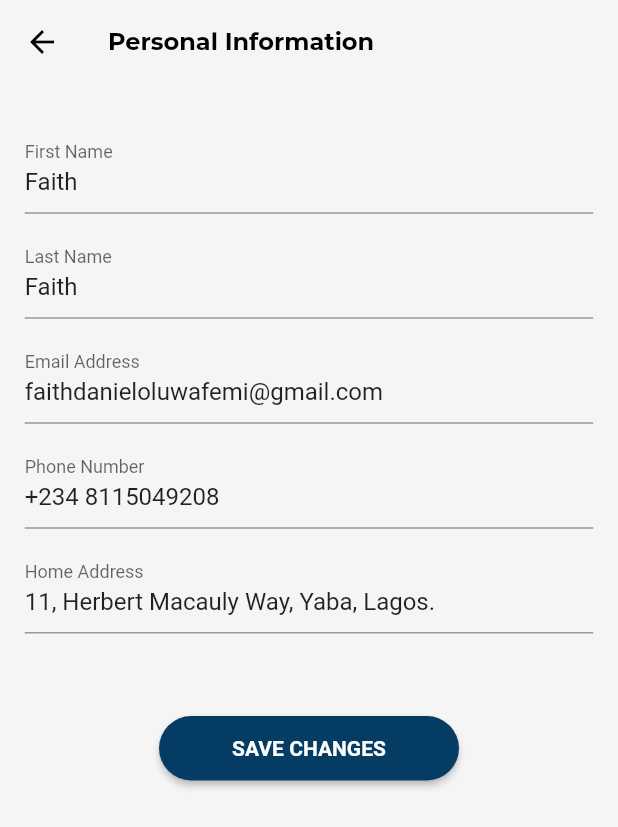
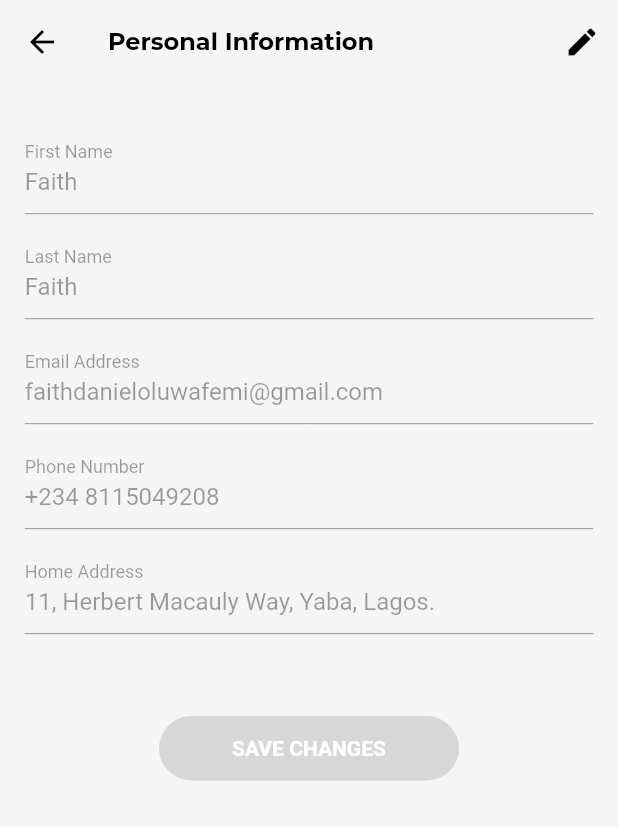
Before and after one commit to musjib999/blusearch, a Flutter app: the PersonalInformation screen opened directly, on a phone screen of 412 x 824 dp. Shown: the top 827 px of the screen. Run offline on Flutter 3.47's test engine with Material 2 defaults, Android fonts, the phone set to English and light mode, and no system bars; drawn by our look-alikes of rounded_loading_button; our stand-ins replace equatable, flutter_bloc, flutter_svg, google_fonts, ionicons, pinput and 1 more.

```diff
--- a/lib/app/presentation/auth/widgets/auth_text_field.dart
+++ b/lib/app/presentation/auth/widgets/auth_text_field.dart
@@ -5,8 +5,9 @@ class AppTextField extends StatelessWidget {
   final String hintText;
   final bool? obscureText;
   final double? width;
+  final bool? enabled;
   final String? Function(String?)? validator;
-  const AppTextField({Key? key, required this.controller, required this.hintText, this.obscureText, this.validator, this.width}) : super(key: key);
+  const AppTextField({Key? key, required this.controller, required this.hintText, this.obscureText, this.validator, this.width, this.enabled = true}) : super(key: key);
 
   @override
   Widget build(BuildContext context) {
@@ -16,6 +17,7 @@ class AppTextField extends StatelessWidget {
         validator: validator,
         controller: controller,
         obscureText: obscureText ?? false,
+        enabled: enabled,
         decoration: InputDecoration(
           labelText: hintText,
         ),
--- a/lib/app/presentation/investor/profile/screens/account.dart
+++ b/lib/app/presentation/investor/profile/screens/account.dart
@@ -36,7 +36,7 @@ class Account extends StatelessWidget {
             ),
             SizedBox(height: 40.sp),
             ListTile(
-              onTap: () => Navigator.push(context, PersonalInformation.route()),
+              onTap: () => context.push(route: PersonalInformation.route()),
               shape: RoundedRectangleBorder(
                   side: const BorderSide(
                     color: AppColors.inputGrey,
@@ -48,7 +48,7 @@ class Account extends StatelessWidget {
             ),
             SizedBox(height: 15.sp),
             ListTile(
-              onTap: () => Navigator.push(context, AccountSettings.route()),
+              onTap: () => context.push(route: AccountSettings.route()),
               shape: RoundedRectangleBorder(
                   side: const BorderSide(
                     color: AppColors.inputGrey,
@@ -71,6 +71,7 @@ class Account extends StatelessWidget {
             ),
             SizedBox(height: 15.sp),
             ListTile(
+              onTap: () => context.showAppDialog(content: const  LogoutDialog()),
               shape: RoundedRectangleBorder(
                   side: const BorderSide(
                     color: AppColors.errorRed,
--- a/lib/app/presentation/investor/profile/screens/personal_information.dart
+++ b/lib/app/presentation/investor/profile/screens/personal_information.dart
@@ -2,8 +2,8 @@ import 'package:blusearch/app/index.dart';
 
 class PersonalInformation extends StatefulWidget {
   static Route route() => MaterialPageRoute(
-    builder: (_) => const PersonalInformation(),
-  );
+        builder: (_) => const PersonalInformation(),
+      );
   const PersonalInformation({Key? key}) : super(key: key);
 
   @override
@@ -17,7 +17,7 @@ class _PersonalInformationState extends State<PersonalInformation> {
   TextEditingController email = TextEditingController();
   TextEditingController address = TextEditingController();
   RoundedLoadingButtonController saveBtn = RoundedLoadingButtonController();
-
+  bool enableTextFields = false;
   @override
   void initState() {
     super.initState();
@@ -35,6 +35,16 @@ class _PersonalInformationState extends State<PersonalInformation> {
     return Scaffold(
       appBar: AppBar(
         title: const Text('Personal Information'),
+        actions: [
+          IconButton(
+            icon: const Icon(Icons.edit),
+            onPressed: () {
+              setState(() {
+                enableTextFields = true;
+              });
+            },
+          ),
+        ],
       ),
       body: SingleChildScrollView(
         child: Container(
@@ -42,17 +52,42 @@ class _PersonalInformationState extends State<PersonalInformation> {
           child: Column(
             children: [
               SizedBox(height: 8.sp),
-              AppTextField(controller: fName, hintText: 'First Name'),
+              AppTextField(
+                controller: fName,
+                hintText: 'First Name',
+                enabled: enableTextFields,
+              ),
               SizedBox(height: 8.sp),
-              AppTextField(controller: fName, hintText: 'Last Name'),
+              AppTextField(
+                controller: fName,
+                hintText: 'Last Name',
+                enabled: enableTextFields,
+              ),
               SizedBox(height: 8.sp),
-              AppTextField(controller: email, hintText: 'Email Address'),
+              AppTextField(
+                controller: email,
+                hintText: 'Email Address',
+                enabled: false,
+              ),
               SizedBox(height: 8.sp),
-              AppTextField(controller: phone, hintText: 'Phone Number'),
+              AppTextField(
+                controller: phone,
+                hintText: 'Phone Number',
+                enabled: enableTextFields,
+              ),
               SizedBox(height: 8.sp),
-              AppTextField(controller: address, hintText: 'Home Address'),
+              AppTextField(
+                controller: address,
+                hintText: 'Home Address',
+                enabled: enableTextFields,
+              ),
               SizedBox(height: 40.sp),
-              PrimaryButton(controller: saveBtn, title: 'SAVE CHANGES', onTap: (){},),
+              PrimaryButton(
+                controller: saveBtn,
+                title: 'SAVE CHANGES',
+                onTap:  enableTextFields == false ? null : () {saveBtn.stop();},
+                color: enableTextFields == false ? AppColors.inputGrey: AppColors.primaryColor,
+              ),
             ],
           ),
         ),
--- a/lib/app/presentation/investor/profile/widgets/widgets.dart
+++ b/lib/app/presentation/investor/profile/widgets/widgets.dart
@@ -0,0 +1 @@
+export 'logout_dialog.dart';
--- a/lib/app/presentation/shared/buttons/primary_button.dart
+++ b/lib/app/presentation/shared/buttons/primary_button.dart
@@ -60,7 +60,7 @@ class PrimaryButton2 extends StatelessWidget {
         ),
         child: Center(
           child: Text(
-            title,
+            title.toUpperCase(),
             style: const TextStyle(color: Colors.white, fontSize: 14, fontWeight: FontWeight.w700),
           ),
         ),
--- a/lib/app/utils/extensions/extensions.dart
+++ b/lib/app/utils/extensions/extensions.dart
@@ -1 +1,2 @@
 export 'extentions_of_buildcontext.dart';
+export 'enum_extentions.dart';
--- a/lib/app/utils/utilities.dart
+++ b/lib/app/utils/utilities.dart
@@ -1,6 +1,5 @@
-import 'package:blusearch/app/configs/configs.dart';
-import 'package:blusearch/app/data/constant.dart';
-import 'package:blusearch/app/utils/themes/themes.dart';
+import 'package:blusearch/app/index.dart';
+
 
 void showSnacbar(
     {required BuildContext context,
```
Also changed, not shown: lib/app/data/constant.dart (+0 -10 lines), lib/app/presentation/investor/profile/widgets/logout_dialog.dart (added, +51 -0 lines), lib/app/utils/extensions/enum_extentions.dart (added, +11 -0 lines), lib/app/utils/extensions/extentions_of_buildcontext.dart (+11 -0 lines).
